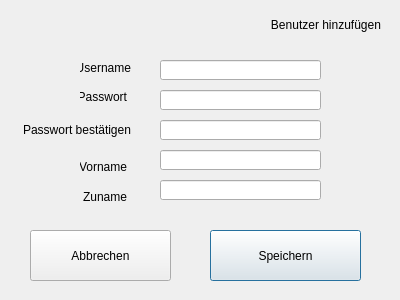
Old version of the form 04 Login/user.ui in the repository benschi11/python-8b-2022.
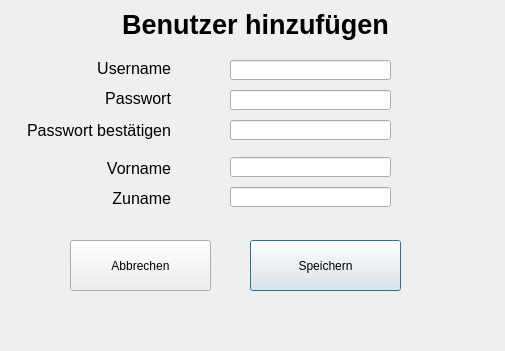
New version of the form.

The edit to the form file:
```diff
--- a/04 Login/user.ui
+++ b/04 Login/user.ui
@@ -6,8 +6,8 @@
    <rect>
     <x>0</x>
     <y>0</y>
-    <width>400</width>
-    <height>300</height>
+    <width>505</width>
+    <height>351</height>
    </rect>
   </property>
   <property name="windowTitle">
@@ -16,8 +16,8 @@
   <widget class="QPushButton" name="pushButton">
    <property name="geometry">
     <rect>
-     <x>210</x>
-     <y>230</y>
+     <x>250</x>
+     <y>240</y>
      <width>151</width>
      <height>51</height>
     </rect>
@@ -29,8 +29,8 @@
   <widget class="QPushButton" name="pushButton_2">
    <property name="geometry">
     <rect>
-     <x>30</x>
-     <y>230</y>
+     <x>70</x>
+     <y>240</y>
      <width>141</width>
      <height>51</height>
     </rect>
@@ -42,62 +42,92 @@
   <widget class="QLineEdit" name="lineEdit_4">
    <property name="geometry">
     <rect>
-     <x>160</x>
-     <y>150</y>
+     <x>230</x>
+     <y>157</y>
      <width>161</width>
      <height>20</height>
     </rect>
    </property>
+   <property name="font">
+    <font>
+     <pointsize>12</pointsize>
+    </font>
+   </property>
   </widget>
   <widget class="QLineEdit" name="lineEdit_5">
    <property name="geometry">
     <rect>
-     <x>160</x>
-     <y>180</y>
+     <x>230</x>
+     <y>187</y>
      <width>161</width>
      <height>20</height>
     </rect>
    </property>
+   <property name="font">
+    <font>
+     <pointsize>12</pointsize>
+    </font>
+   </property>
   </widget>
   <widget class="QLineEdit" name="lineEdit">
    <property name="geometry">
     <rect>
-     <x>160</x>
+     <x>230</x>
      <y>60</y>
      <width>161</width>
      <height>20</height>
     </rect>
    </property>
+   <property name="font">
+    <font>
+     <pointsize>12</pointsize>
+    </font>
+   </property>
   </widget>
   <widget class="QLineEdit" name="lineEdit_2">
    <property name="geometry">
     <rect>
-     <x>160</x>
+     <x>230</x>
      <y>90</y>
      <width>161</width>
      <height>20</height>
     </rect>
    </property>
+   <property name="font">
+    <font>
+     <pointsize>12</pointsize>
+    </font>
+   </property>
   </widget>
   <widget class="QLineEdit" name="lineEdit_3">
    <property name="geometry">
     <rect>
-     <x>160</x>
+     <x>230</x>
      <y>120</y>
      <width>161</width>
      <height>20</height>
     </rect>
    </property>
+   <property name="font">
+    <font>
+     <pointsize>12</pointsize>
+    </font>
+   </property>
   </widget>
   <widget class="QLabel" name="label">
    <property name="geometry">
     <rect>
-     <x>80</x>
+     <x>50</x>
      <y>60</y>
-     <width>51</width>
+     <width>121</width>
      <height>16</height>
     </rect>
    </property>
+   <property name="font">
+    <font>
+     <pointsize>12</pointsize>
+    </font>
+   </property>
    <property name="text">
     <string>Username</string>
    </property>
@@ -108,12 +138,17 @@
   <widget class="QLabel" name="label_2">
    <property name="geometry">
     <rect>
-     <x>80</x>
+     <x>50</x>
      <y>90</y>
-     <width>47</width>
-     <height>13</height>
+     <width>121</width>
+     <height>16</height>
     </rect>
    </property>
+   <property name="font">
+    <font>
+     <pointsize>12</pointsize>
+    </font>
+   </property>
    <property name="text">
     <string>Passwort</string>
    </property>
@@ -124,12 +159,17 @@
   <widget class="QLabel" name="label_3">
    <property name="geometry">
     <rect>
-     <x>20</x>
+     <x>-10</x>
      <y>120</y>
-     <width>111</width>
+     <width>181</width>
      <height>20</height>
     </rect>
    </property>
+   <property name="font">
+    <font>
+     <pointsize>12</pointsize>
+    </font>
+   </property>
    <property name="text">
     <string>Passwort bestätigen</string>
    </property>
@@ -140,12 +180,17 @@
   <widget class="QLabel" name="label_4">
    <property name="geometry">
     <rect>
-     <x>80</x>
+     <x>50</x>
      <y>160</y>
-     <width>47</width>
-     <height>13</height>
+     <width>121</width>
+     <height>16</height>
     </rect>
    </property>
+   <property name="font">
+    <font>
+     <pointsize>12</pointsize>
+    </font>
+   </property>
    <property name="text">
     <string>Vorname</string>
    </property>
@@ -156,12 +201,17 @@
   <widget class="QLabel" name="label_5">
    <property name="geometry">
     <rect>
-     <x>80</x>
+     <x>50</x>
      <y>190</y>
-     <width>47</width>
-     <height>13</height>
+     <width>121</width>
+     <height>16</height>
     </rect>
    </property>
+   <property name="font">
+    <font>
+     <pointsize>12</pointsize>
+    </font>
+   </property>
    <property name="text">
     <string>Zuname</string>
    </property>
@@ -174,15 +224,22 @@
     <rect>
      <x>10</x>
      <y>9</y>
-     <width>371</width>
+     <width>491</width>
      <height>31</height>
     </rect>
    </property>
+   <property name="font">
+    <font>
+     <pointsize>20</pointsize>
+     <weight>75</weight>
+     <bold>true</bold>
+    </font>
+   </property>
    <property name="text">
     <string>Benutzer hinzufügen</string>
    </property>
    <property name="alignment">
-    <set>Qt::AlignRight|Qt::AlignTrailing|Qt::AlignVCenter</set>
+    <set>Qt::AlignCenter</set>
    </property>
   </widget>
  </widget>
```
Left out of the diff: 18 changed lines with no effect on the pictures.
